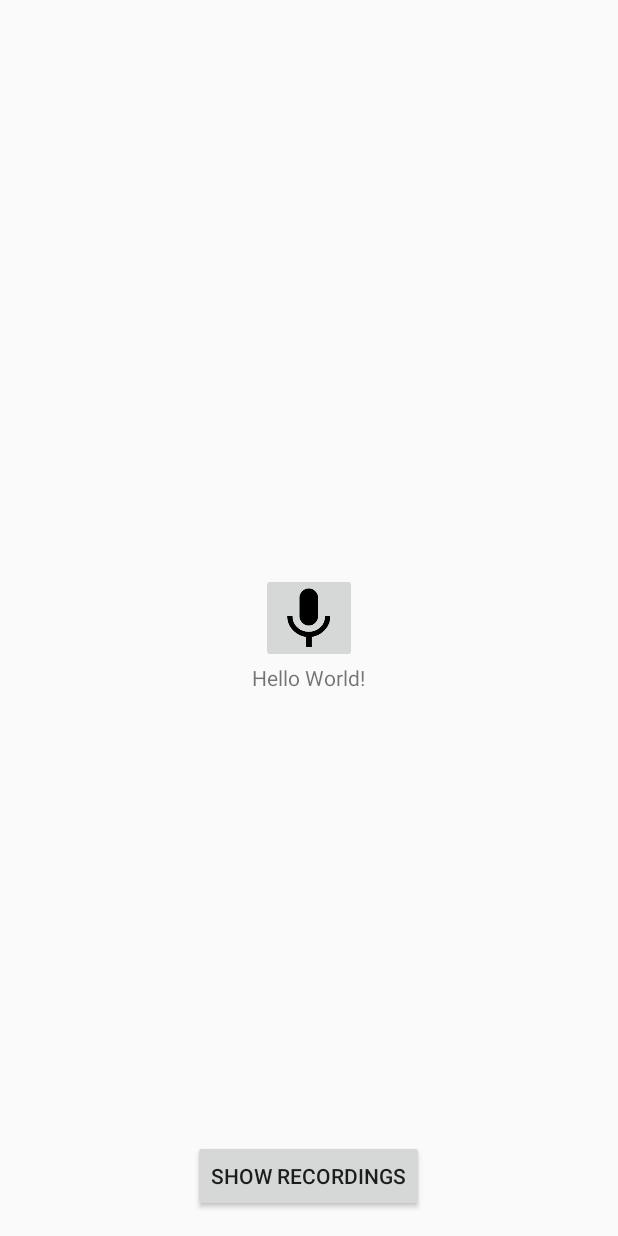
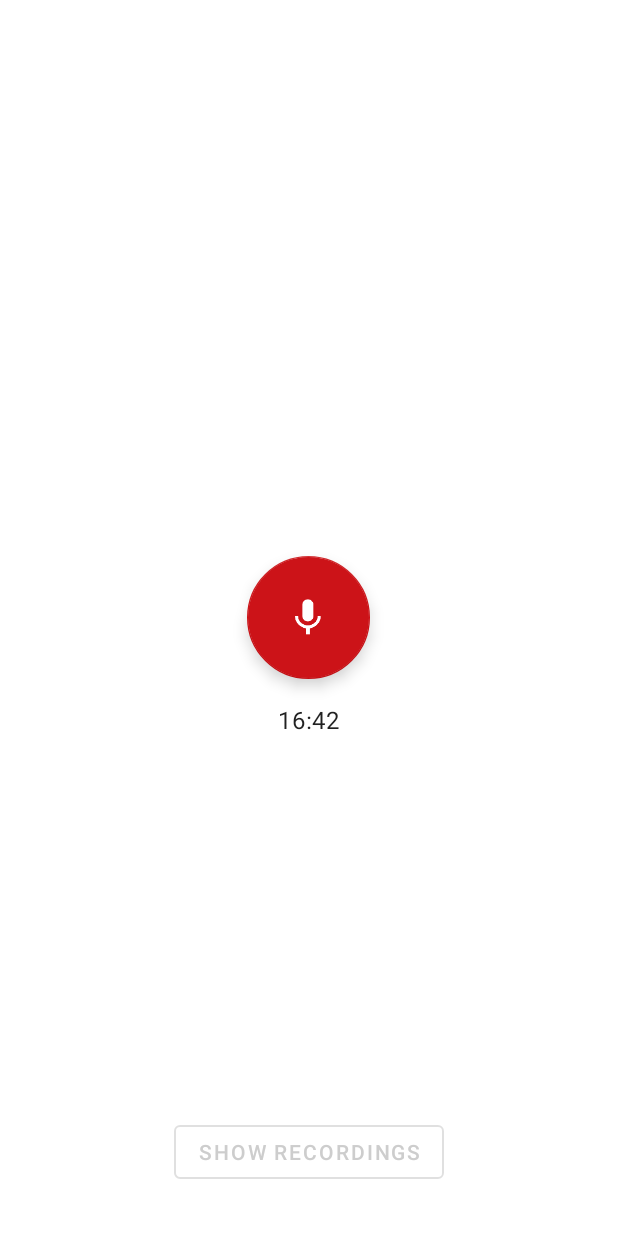
Before and after one commit to moopat/voice-recorder, an Android app: the layout activity_main.xml on its own in the app's theme, with its tools: preview values and no code run, on a phone screen of 412 x 824 dp. Run offline under Robolectric (Android 15) with nearby library versions, the phone set to English and light mode, and no system bars.

Commit message:
Style the MainActivity

```diff
--- a/app/build.gradle
+++ b/app/build.gradle
@@ -42,6 +42,7 @@ dependencies {
     implementation 'androidx.constraintlayout:constraintlayout:1.1.3'
     implementation "androidx.lifecycle:lifecycle-viewmodel-ktx:2.1.0"
     implementation 'androidx.lifecycle:lifecycle-extensions:2.1.0'
+    implementation 'com.google.android.material:material:1.2.0-alpha01'
 
     // Room
     def room_version = "2.2.1"
--- a/app/src/main/AndroidManifest.xml
+++ b/app/src/main/AndroidManifest.xml
@@ -24,7 +24,9 @@
             android:enabled="true"
             android:exported="false" />
 
-        <activity android:name=".ui.MainActivity">
+        <activity
+            android:name=".ui.MainActivity"
+            android:theme="@style/AppTheme.NoActionBar">
             <intent-filter>
                 <action android:name="android.intent.action.MAIN" />
 
--- a/app/src/main/java/at/moop/voicerecorder/viewmodel/MainActivityViewModel.kt
+++ b/app/src/main/java/at/moop/voicerecorder/viewmodel/MainActivityViewModel.kt
@@ -8,6 +8,6 @@ import at.moop.voicerecorder.database.RecordingDatabase
  */
 class MainActivityViewModel(private val database: RecordingDatabase) : ViewModel() {
 
-    fun getActiveRecording() = database.getRecordingDao().getActiveRecordingLive()
+    val activeRecording = database.getRecordingDao().getActiveRecordingLive()
 
 }
--- a/app/src/main/res/layout/activity_main.xml
+++ b/app/src/main/res/layout/activity_main.xml
@@ -1,34 +1,41 @@
 <?xml version="1.0" encoding="utf-8"?>
 <RelativeLayout xmlns:android="http://schemas.android.com/apk/res/android"
+    xmlns:app="http://schemas.android.com/apk/res-auto"
     xmlns:tools="http://schemas.android.com/tools"
     android:layout_width="match_parent"
     android:layout_height="match_parent"
     android:padding="16dp"
     tools:context=".ui.MainActivity">
 
-    <ImageButton
+    <com.google.android.material.floatingactionbutton.FloatingActionButton
         android:id="@+id/buttonToggleRecording"
         android:layout_width="wrap_content"
         android:layout_height="wrap_content"
         android:layout_centerInParent="true"
         android:contentDescription="@string/main_button_toggle_cd"
-        android:src="@drawable/ic_microphone_40dp" />
-
+        android:src="@drawable/ic_microphone_40dp"
+        app:backgroundTint="@color/colorAccent"
+        app:fabCustomSize="82dp"
+        app:tint="@color/white" />
 
     <TextView
         android:id="@+id/tvStatus"
+        style="@style/TextAppearance.MaterialComponents.Body1"
         android:layout_width="wrap_content"
         android:layout_height="wrap_content"
         android:layout_below="@id/buttonToggleRecording"
         android:layout_centerHorizontal="true"
-        tools:text="Hello World!" />
+        android:layout_marginTop="16dp"
+        tools:text="16:42" />
 
     <Button
         android:id="@+id/buttonShowAll"
+        style="@style/Widget.MaterialComponents.Button.OutlinedButton"
         android:layout_width="wrap_content"
         android:layout_height="wrap_content"
         android:layout_alignParentBottom="true"
         android:layout_centerHorizontal="true"
+        android:layout_marginBottom="16dp"
         android:text="@string/main_button_show_all" />
 
 </RelativeLayout>
--- a/app/src/main/res/values/colors.xml
+++ b/app/src/main/res/values/colors.xml
@@ -1,7 +1,11 @@
 <?xml version="1.0" encoding="utf-8"?>
 <resources>
-    <color name="colorPrimary">#008577</color>
-    <color name="colorPrimaryDark">#00574B</color>
-    <color name="colorAccent">#D81B60</color>
+    <color name="colorPrimary">#cdcdcd</color>
+    <color name="colorPrimaryDark">#B3B1B1</color>
+    <color name="colorAccent">#cc1318</color>
     <color name="white">#ffffff</color>
+    <color name="lightgrey">#ECECEC</color>
+
+    <color name="colorStateRecording">@color/colorAccent</color>
+    <color name="colorStateIdle">#1B1B1B</color>
 </resources>
--- a/app/src/main/res/values/styles.xml
+++ b/app/src/main/res/values/styles.xml
@@ -1,11 +1,15 @@
 <resources>
 
-    <!-- Base application theme. -->
-    <style name="AppTheme" parent="Theme.AppCompat.Light.DarkActionBar">
-        <!-- Customize your theme here. -->
+    <style name="AppTheme" parent="Theme.MaterialComponents.Light.DarkActionBar">
         <item name="colorPrimary">@color/colorPrimary</item>
         <item name="colorPrimaryDark">@color/colorPrimaryDark</item>
         <item name="colorAccent">@color/colorAccent</item>
     </style>
 
+    <style name="AppTheme.NoActionBar" parent="Theme.MaterialComponents.Light.NoActionBar">
+        <item name="colorPrimary">@color/colorPrimary</item>
+        <item name="colorPrimaryDark">@color/lightgrey</item>
+        <item name="colorAccent">@color/colorAccent</item>
+    </style>
+
 </resources>
```
Also changed, not shown: app/src/main/java/at/moop/voicerecorder/ui/MainActivity.kt (+42 -3 lines).
